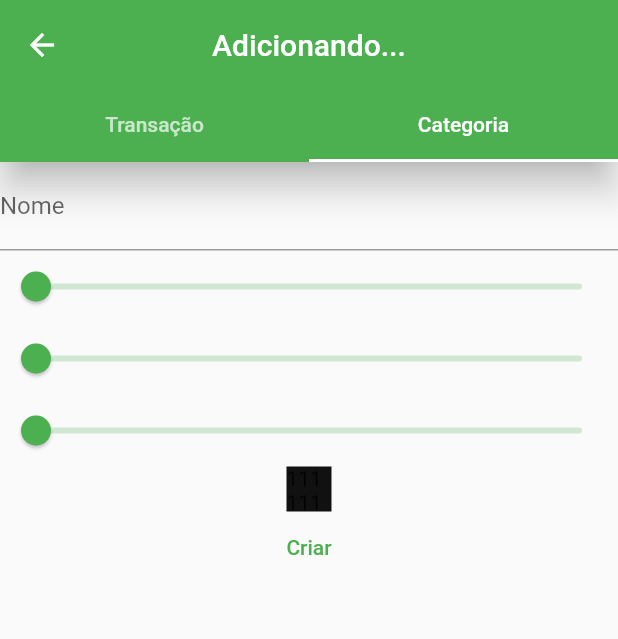
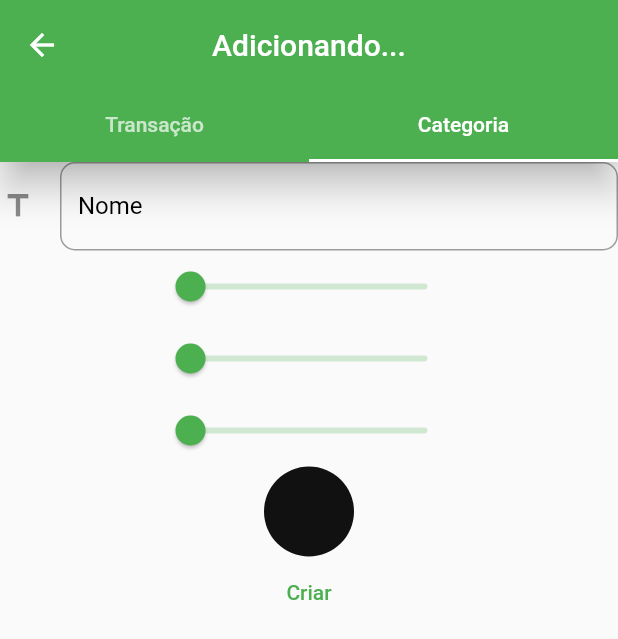
Before and after one commit to Azevedo-Erick/spents-app-front-end, a Flutter app: the NewData screen opened by its route, tab 2 chosen, on a phone screen of 412 x 824 dp. Shown: the top 639 px of the screen. Run offline on Flutter 3.47's test engine with Material 2 defaults, Android fonts, the light colour scheme and no system bars; our stand-ins replace google_fonts; network calls fail.

Commit message:
Leves alterações

```diff
--- a/lib/screens/new_data.dart
+++ b/lib/screens/new_data.dart
@@ -329,8 +329,15 @@ class _NewDataState extends State<NewData> {
             Column(
               children: [
                 TextFormField(
-                  decoration: const InputDecoration(
+                  decoration: InputDecoration(
                     labelText: 'Nome',
+                    icon: Icon(Icons.title),
+                    labelStyle: TextStyle(
+                      color: Colors.black,
+                    ),
+                    border: OutlineInputBorder(
+                      borderRadius: BorderRadius.circular(10),
+                    ),
                   ),
                   onChanged: (value) => _category.name = value,
                   validator: (value) {
@@ -340,7 +347,9 @@ class _NewDataState extends State<NewData> {
                     return null;
                   },
                 ),
-                Slider(
+                SizedBox(
+                  width: MediaQuery.of(context).size.width * 0.5,
+                  child: Slider(
                       value: _red,
                       onChanged: (value) {
                         setState(() {
@@ -350,7 +359,10 @@ class _NewDataState extends State<NewData> {
                       min: 0,
                       max: 255,
                       label: 'R'),
-                Slider(
+                ),
+                SizedBox(
+                  width: MediaQuery.of(context).size.width * 0.5,
+                  child: Slider(
                       value: _green,
                       onChanged: (value) {
                         setState(() {
@@ -360,7 +372,10 @@ class _NewDataState extends State<NewData> {
                       min: 0,
                       max: 255,
                       label: 'G'),
-                Slider(
+                ),
+                SizedBox(
+                  width: MediaQuery.of(context).size.width * 0.5,
+                  child: Slider(
                       value: _blue,
                       onChanged: (value) {
                         setState(() {
@@ -369,13 +384,13 @@ class _NewDataState extends State<NewData> {
                       },
                       min: 0,
                       max: 255,
-                    label: 'B'),
+                      label: 'Blue'),
+                ),
                 Container(
-                  height: 30,
-                  width: 30,
-                  child: Text(
-                      "${rgbToHex(_red)}${rgbToHex(_green)}${rgbToHex(_blue)}"),
+                  height: 60,
+                  width: 60,
                   decoration: BoxDecoration(
+                      borderRadius: BorderRadius.circular(50),
                       color: Color(int.parse(
                           "0XFF${rgbToHex(_red)}${rgbToHex(_green)}${rgbToHex(_blue)}"))),
                 ),
```
Also changed, not shown: lib/screens/transactions_overview.dart (+2 -51 lines), lib/widgets/bar_chart_widget.dart (+67 -10 lines). Lines whose indentation alone changed are shown as unchanged.
